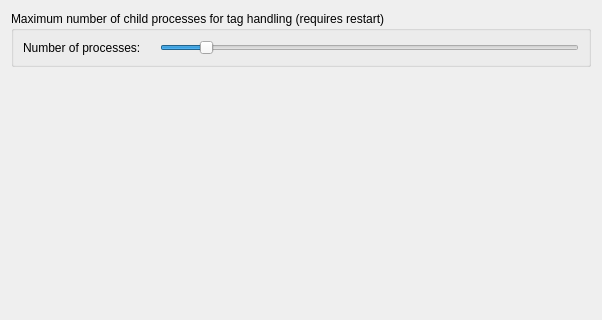
clementine-player/Clementine, file src/ui/songmetadatasettingspage.ui: the form before one commit; both pictures show x 0 to 602 and y 0 to 320 of the 602 by 1395 pixel window.
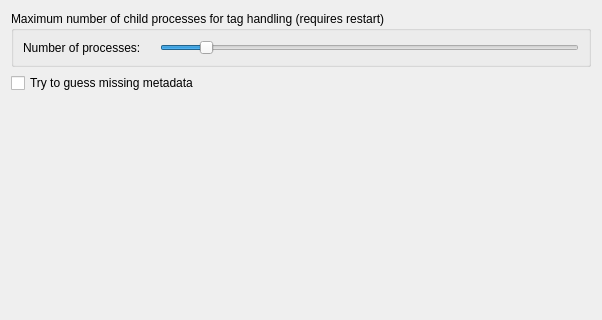
The form after the commit.

Commit message:
settings: Add option to guess song metadata
Add "Try to guess missing metadata" option to the Song Metadata page
that controls the setting in SongPathParser.

Patch:
```diff
--- a/src/ui/songmetadatasettingspage.ui
+++ b/src/ui/songmetadatasettingspage.ui
@@ -56,6 +56,16 @@
      </layout>
     </widget>
    </item>
+   <item>
+    <widget class="QCheckBox" name="guess_metadata">
+     <property name="toolTip">
+      <string>Try to extract title, artist, and album from file path.</string>
+     </property>
+     <property name="text">
+      <string>Try to guess missing metadata</string>
+     </property>
+    </widget>
+   </item>
    <item>
     <spacer name="verticalSpacer">
      <property name="orientation">
```
The commit also changes 3 other files.
